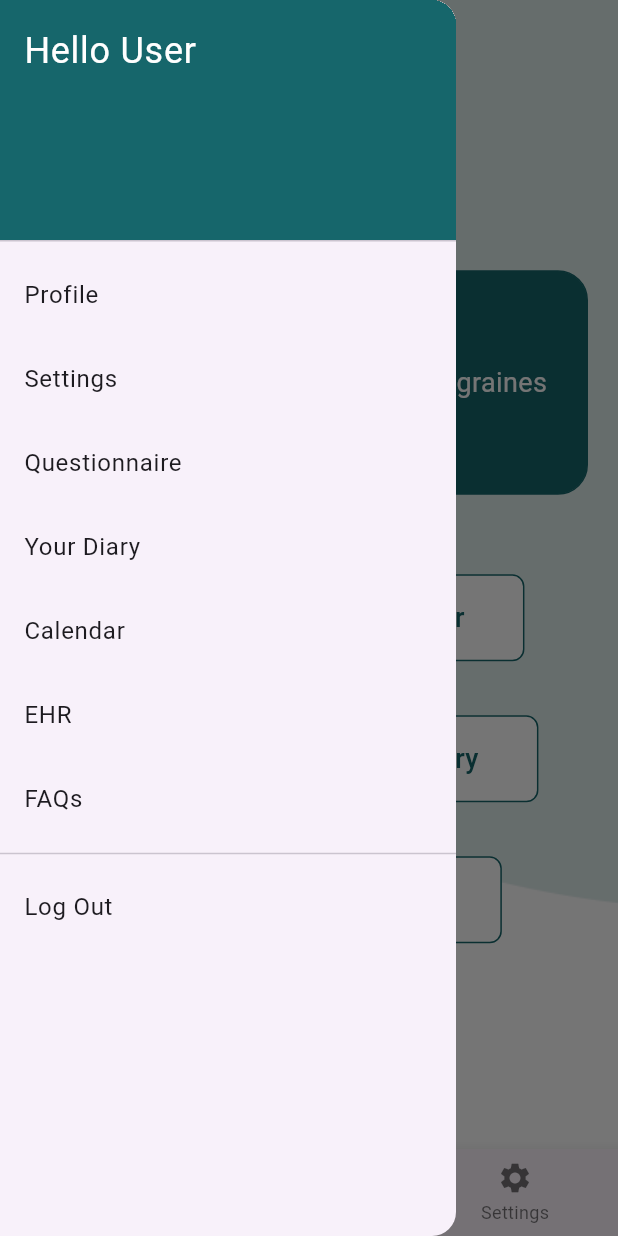
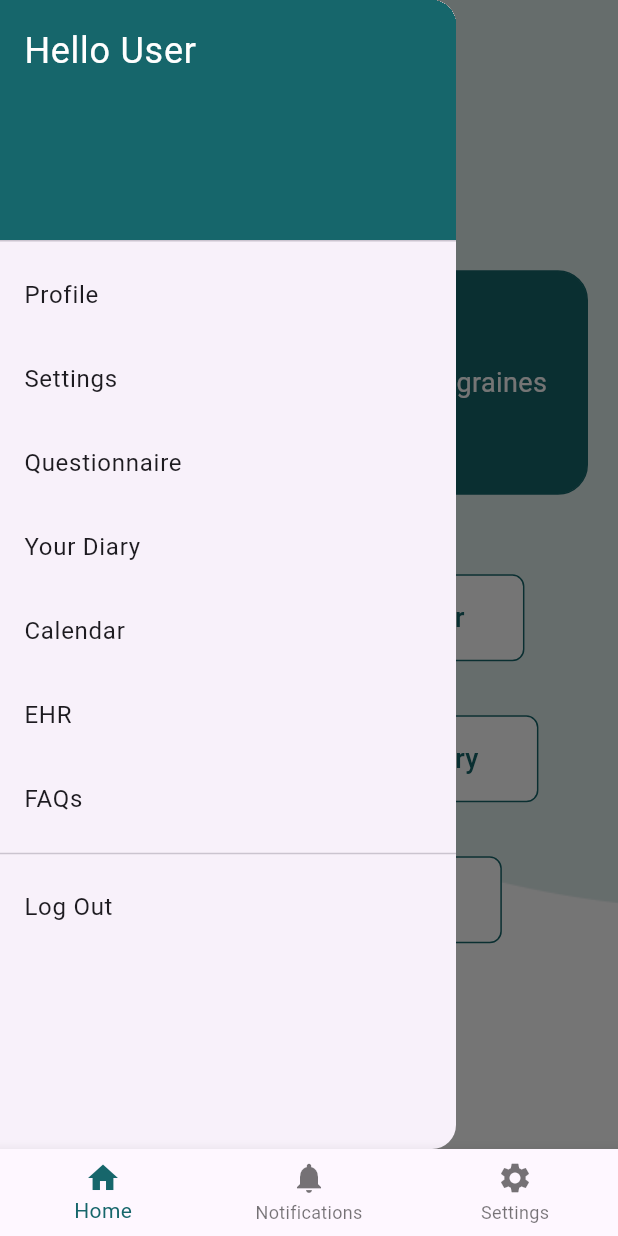
Before and after one commit to sanikaahadap/migraine_review, a Flutter app: the screen it shows once a user with an empty profile is signed in, after a tap on the "menu" icon, on a phone screen of 412 x 824 dp. Run offline on Flutter 3.47's test engine with Material 3 defaults, Android fonts, the phone set to English and light mode, and no system bars; our stand-ins replace cloud_firestore, firebase_auth, firebase_core, smooth_page_indicator, table_calendar; accounts and stored records are empty.

Commit message:
Nav Bar & Hashing

```diff
--- a/lib/home.dart
+++ b/lib/home.dart
@@ -270,40 +270,6 @@ class _HomePageState extends State<HomePage> {
           ],
         ),
       ),
-      bottomNavigationBar: BottomNavigationBar(
-        items: const [
-          BottomNavigationBarItem(
-            icon: Icon(Icons.home),
-            label: 'Home',
-          ),
-          BottomNavigationBarItem(
-            icon: Icon(Icons.notifications),
-            label: 'Notifications',
-          ),
-          BottomNavigationBarItem(
-            icon: Icon(Icons.settings),
-            label: 'Settings',
-          ),
-        ],
-        currentIndex: 0,
-        selectedItemColor: const Color(0xFF16666B),
-        onTap: (int index) {
-          if (index == 0) {
-            // Navigate to home page
-          } else if (index == 1) {
-            Navigator.push(
-              context,
-              MaterialPageRoute(
-                  builder: (context) => const NotificationsPage()),
-            );
-          } else if (index == 2) {
-            Navigator.push(
-              context,
-              MaterialPageRoute(builder: (context) => const SettingsPage()),
-            );
-          }
-        },
-      ),
     );
   }
 }
--- a/lib/nav_bar.dart
+++ b/lib/nav_bar.dart
@@ -1,17 +1,38 @@
 import 'package:flutter/material.dart';
+import 'package:neurooooo/home.dart';
+import 'package:neurooooo/notifications.dart';
+import 'package:neurooooo/settings.dart';
 
-class CustomBottomNavigationBar extends StatelessWidget {
-  final int selectedIndex;
-  final void Function(int) onItemTapped;
+class CustomBottomNavigationBar extends StatefulWidget {
+  @override
+  State<CustomBottomNavigationBar> createState() =>
+      _CustomBottomNavigationBarState();
+}
 
-  const CustomBottomNavigationBar({
-    required this.selectedIndex,
-    required this.onItemTapped,
+class _CustomBottomNavigationBarState extends State<CustomBottomNavigationBar> {
+  int selectedIndex = 0;
+
+  void _navigate(int index) {
+    setState(() {
+      selectedIndex = index;
     });
+  }
+
+  final List<Widget> _pages = [
+    HomePage(),
+    NotificationsPage(),
+    SettingsPage(),
+  ];
 
   @override
   Widget build(BuildContext context) {
-    return BottomNavigationBar(
+    return Scaffold(
+      body: _pages[selectedIndex],
+      bottomNavigationBar: BottomNavigationBar(
+        currentIndex: selectedIndex,
+        type: BottomNavigationBarType.fixed,
+        selectedItemColor: Color(0xFF16666B), // Color for the selected item
+        onTap: _navigate,
         items: [
           BottomNavigationBarItem(
             icon: Icon(Icons.home),
@@ -26,9 +47,7 @@ class CustomBottomNavigationBar extends StatelessWidget {
             label: 'Settings',
           ),
         ],
-      currentIndex: selectedIndex,
-      selectedItemColor: Color(0xFF16666B), // Color for the selected item
-      onTap: onItemTapped,
+      ),
     );
   }
 }
--- a/lib/validation.dart
+++ b/lib/validation.dart
@@ -3,6 +3,7 @@ import 'package:firebase_auth/firebase_auth.dart';
 import 'package:neurooooo/animated_page.dart';
 import 'package:neurooooo/home.dart';
 import 'package:neurooooo/login.dart';
+import 'package:neurooooo/nav_bar.dart';
 
 class validate extends StatelessWidget {
   Widget build(BuildContext context) {
@@ -11,7 +12,7 @@ class validate extends StatelessWidget {
         stream: FirebaseAuth.instance.authStateChanges(),
         builder: (context, snapshot) {
           if (snapshot.hasData) {
-            return HomePage();
+            return CustomBottomNavigationBar();
           } else {
             return AnimatedPage();
           }
```
Also changed, not shown: lib/login.dart (+13 -1 lines), lib/notifications.dart (+0 -19 lines), lib/signup.dart (+18 -6 lines), pubspec.yaml (+3 -5 lines), pubspec.lock. Lines whose indentation alone changed are shown as unchanged.
